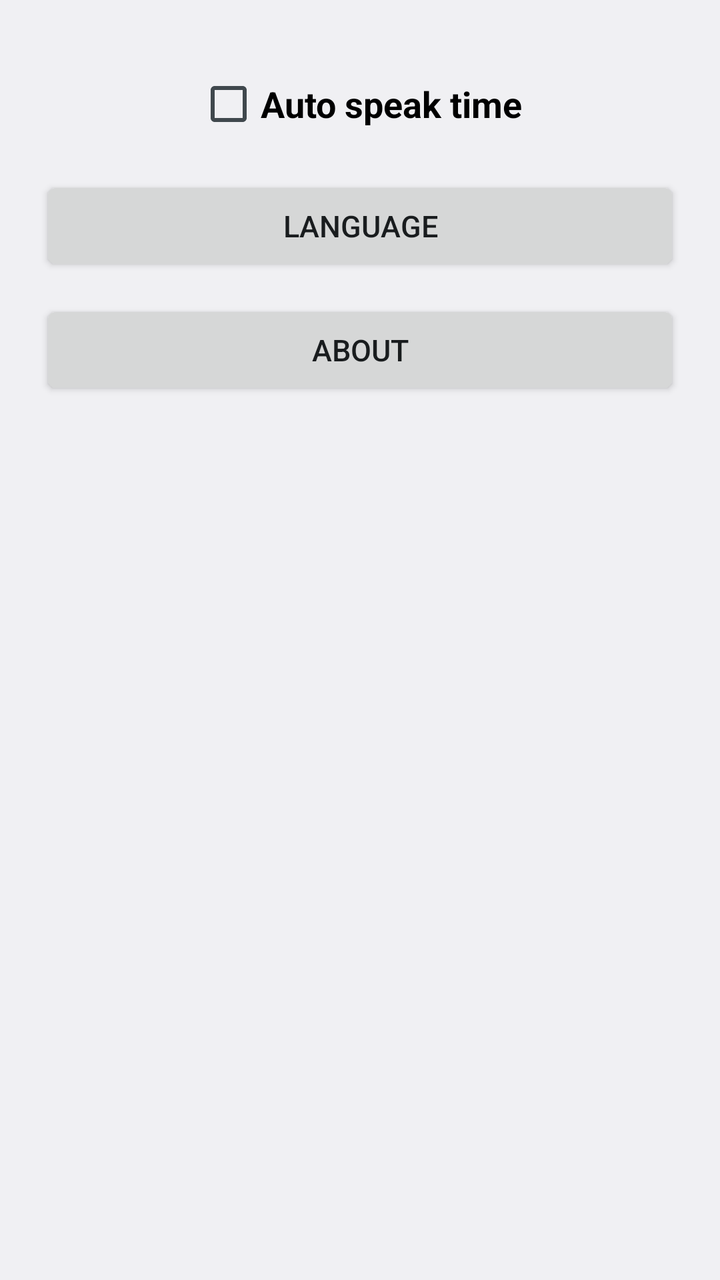
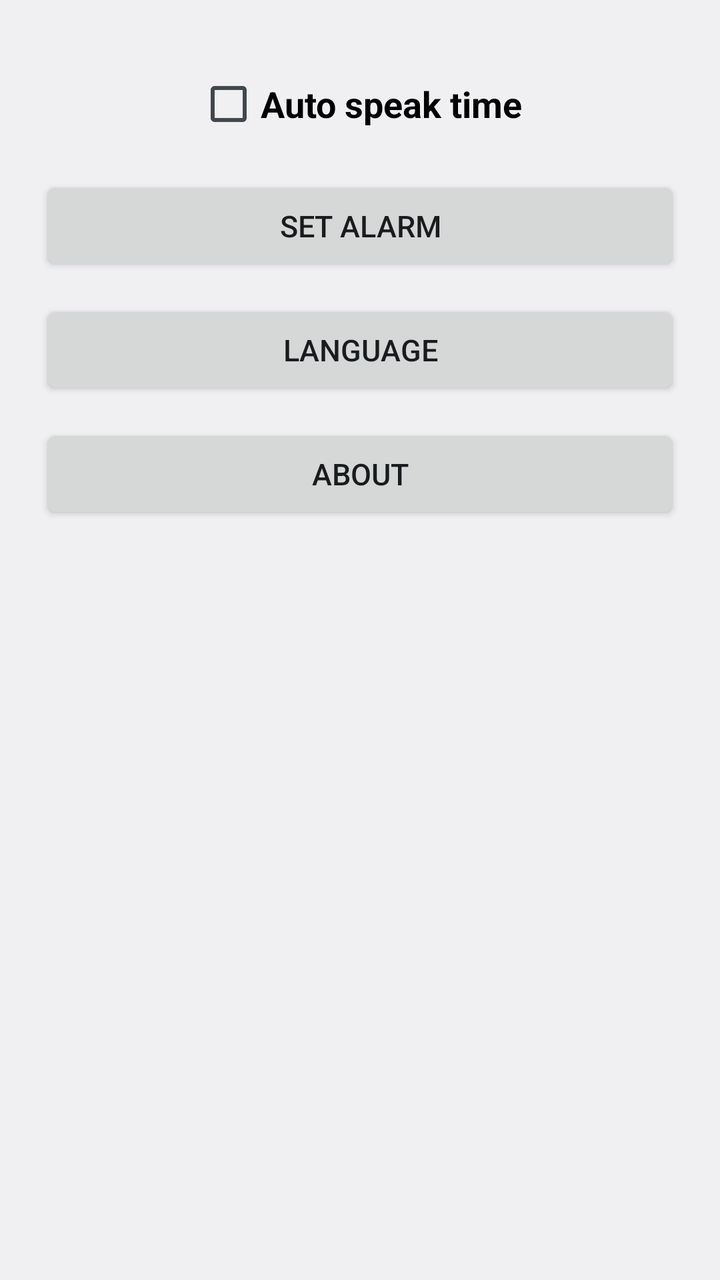

Two renders of the same Android screen: before a commit and after it. Below are the layout's source before the change and the commit's diff.
<!-- AndroidManifest.xml: application theme android:Theme.DeviceDefault.Light -->
<!-- res/layout/activity_main.xml -->
<?xml version="1.0" encoding="utf-8"?>
<ScrollView xmlns:android="http://schemas.android.com/apk/res/android"
    android:layout_width="match_parent"
    android:layout_height="match_parent">

    <LinearLayout
        android:layout_width="match_parent"
        android:layout_height="wrap_content"
        android:orientation="vertical"
        android:gravity="center_horizontal"
        android:padding="20dp">

        <CheckBox
            android:id="@+id/chkAutoSpeak"
            android:layout_width="wrap_content"
            android:layout_height="wrap_content"
            android:text="@string/chk_auto_speak"
            android:textSize="18sp"
            android:textStyle="bold"
            android:layout_marginTop="16dp"
            android:layout_marginBottom="20dp" />

        <Button
            android:id="@+id/btnInterval"
            android:layout_width="match_parent"
            android:layout_height="50dp"
            android:text="@string/dialog_interval_title"
            android:textSize="15sp"
            android:layout_marginBottom="12dp"
            android:visibility="gone" />

        <Button
            android:id="@+id/btnHours"
            android:layout_width="match_parent"
            android:layout_height="50dp"
            android:text="@string/dialog_hours_title"
            android:textSize="15sp"
            android:layout_marginBottom="12dp"
            android:visibility="gone" />

        <Button
            android:id="@+id/btnTtsSettings"
            android:layout_width="match_parent"
            android:layout_height="50dp"
            android:text="@string/btn_tts_settings"
            android:textSize="15sp"
            android:layout_marginBottom="20dp"
            android:visibility="gone" />

        <CheckBox
            android:id="@+id/chkPlaySound"
            android:layout_width="wrap_content"
            android:layout_height="wrap_content"
            android:text="@string/chk_play_sound"
            android:textSize="16sp"
            android:textStyle="bold"
            android:layout_marginBottom="12dp"
            android:visibility="gone" />

        <Button
            android:id="@+id/btnSelectSound"
            android:layout_width="match_parent"
            android:layout_height="50dp"
            android:text="@string/dialog_sound_title"
            android:textSize="15sp"
            android:layout_marginBottom="24dp"
            android:visibility="gone" />

        <Button
            android:id="@+id/btnLanguage"
            android:layout_width="match_parent"
            android:layout_height="50dp"
            android:text="@string/btn_language"
            android:textSize="15sp"
            android:layout_marginBottom="12dp" />

        <Button
            android:id="@+id/btnAbout"
            android:layout_width="match_parent"
            android:layout_height="50dp"
            android:text="@string/btn_about"
            android:textSize="15sp"
            android:layout_marginBottom="16dp" />

    </LinearLayout>
</ScrollView>
<!-- resources referenced by this layout -->
<resources>
  <string name="btn_about">About</string>
  <string name="btn_language">Language</string>
  <string name="btn_tts_settings">TTS engine settings</string>
  <string name="chk_auto_speak">Auto speak time</string>
  <string name="chk_play_sound">Play sound with announcement</string>
  <string name="dialog_hours_title">Hours to announce</string>
  <string name="dialog_interval_title">Announcement interval</string>
  <string name="dialog_sound_title">Select announcement sound</string>
</resources>

<!-- the commit's change to res/layout/activity_main.xml (unified diff, before → after) -->
@@ -67,6 +67,23 @@
             android:visibility="gone" />
 
         <Button
+            android:id="@+id/btnSetAlarm"
+            android:layout_width="match_parent"
+            android:layout_height="50dp"
+            android:text="@string/btn_set_alarm"
+            android:textSize="15sp"
+            android:layout_marginBottom="12dp" />
+
+        <Button
+            android:id="@+id/btnAlarmList"
+            android:layout_width="match_parent"
+            android:layout_height="50dp"
+            android:text="@string/btn_alarm_list"
+            android:textSize="15sp"
+            android:layout_marginBottom="12dp"
+            android:visibility="gone" />
+
+        <Button
             android:id="@+id/btnLanguage"
             android:layout_width="match_parent"
             android:layout_height="50dp"
<!-- resource entries referenced after the edit -->
@@ -1,7 +1,9 @@
 <!-- resources referenced by this layout -->
 <resources>
   <string name="btn_about">About</string>
+  <string name="btn_alarm_list">Configured alarms</string>
   <string name="btn_language">Language</string>
+  <string name="btn_set_alarm">Set alarm</string>
   <string name="btn_tts_settings">TTS engine settings</string>
   <string name="chk_auto_speak">Auto speak time</string>
   <string name="chk_play_sound">Play sound with announcement</string>
